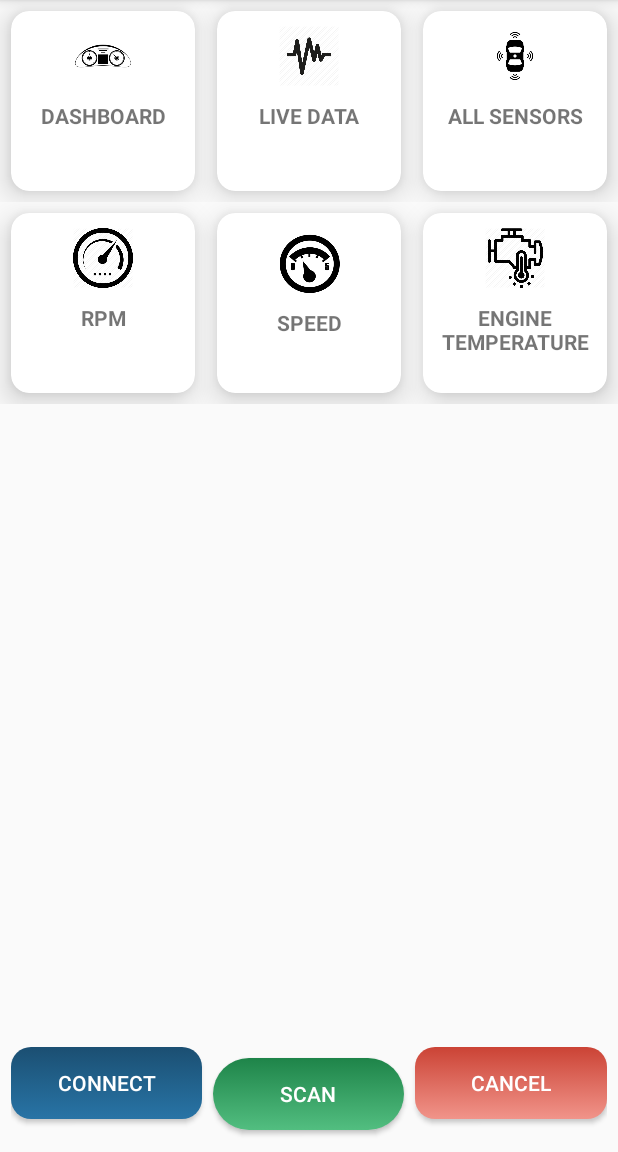
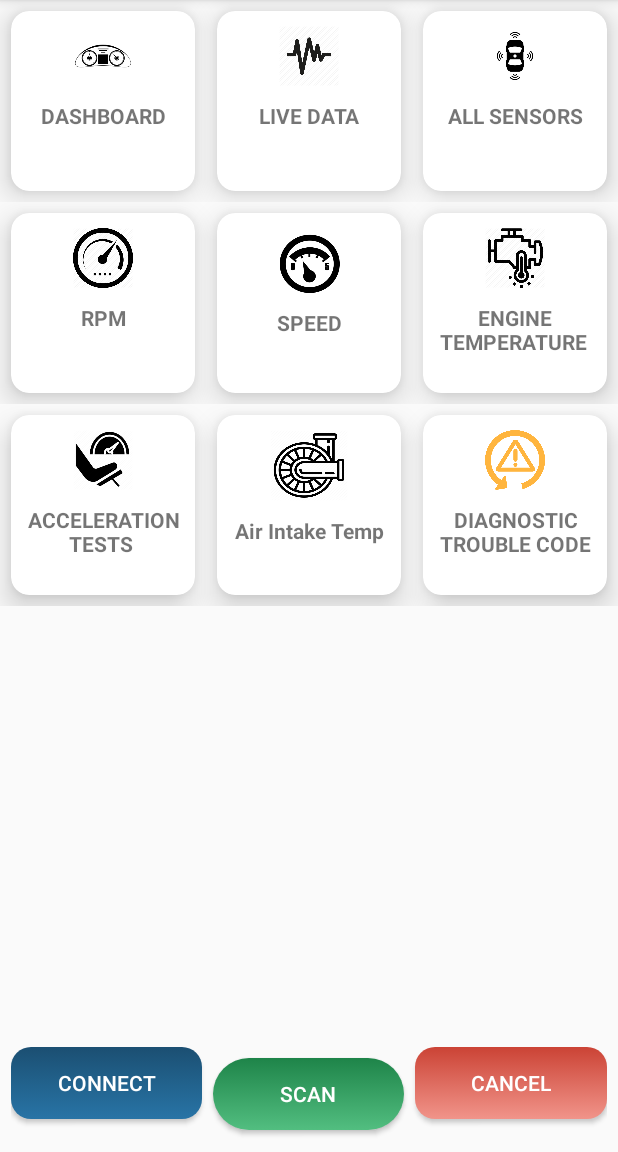
Before and after one commit to in-techouse/obd-car-diagnostic-pro, an Android app: the Dashboard screen opened directly, with no data from a screen before it, on a phone screen of 412 x 824 dp, the part 84-1236 px from its top. Run offline under Robolectric (Android 15) with nearby library versions, the phone set to English and light mode, and no system bars; libraries missing offline, so code that uses them is left out: com.github.pires.obd, com.shashank.sony.

Commit message:
icons working further

```diff
--- a/app/src/main/java/lcwu/fyp/obdcardiagnosticpro/Dashboard.java
+++ b/app/src/main/java/lcwu/fyp/obdcardiagnosticpro/Dashboard.java
@@ -34,7 +34,7 @@ public class Dashboard extends AppCompatActivity implements View.OnClickListener
     private ArrayList<String> deviceStrs = new ArrayList();
     private ArrayList<String> devices = new ArrayList();
     private String rpm,speed;
-    private CardView dashboard,livedata,allsensor,card_rpm,card_speed,enginetemprature;
+    private CardView dashboard,livedata,allsensor,card_rpm,card_speed,enginetemprature,AccelerationTests,AirIntakeTemp,DiagnosticTrouble;
 
     @Override
     protected void onCreate(Bundle savedInstanceState) {
@@ -46,6 +46,9 @@ public class Dashboard extends AppCompatActivity implements View.OnClickListener
         dashboard=findViewById(R.id.dashboard);
         livedata=findViewById(R.id.live_data);
         allsensor=findViewById(R.id.all_sensor);
+        AccelerationTests=findViewById(R.id.AccelerationTests);
+        AirIntakeTemp =findViewById(R.id.AirIntakeTemp);
+        DiagnosticTrouble =findViewById(R.id.DiagnosticTrouble);
         card_rpm=findViewById(R.id.rpm);
         card_speed= findViewById(R.id.speed);
         enginetemprature=findViewById(R.id.engine_temperature);
@@ -63,6 +66,9 @@ public class Dashboard extends AppCompatActivity implements View.OnClickListener
         card_rpm.setOnClickListener(this);
         card_speed.setOnClickListener(this);
         enginetemprature.setOnClickListener(this);
+        AccelerationTests.setOnClickListener(this);
+        AirIntakeTemp.setOnClickListener(this);
+        DiagnosticTrouble.setOnClickListener(this);
     }
 
     private void getBluetoothDevices(){
@@ -127,6 +133,15 @@ public class Dashboard extends AppCompatActivity implements View.OnClickListener
             case R.id.live_data:{
                 Intent intent=new Intent(Dashboard.this,LiveData.class);
                 startActivity(intent);
+                break;
+            }
+            case R.id.AccelerationTests:{
+                break;
+            }
+            case R.id.AirIntakeTemp:{
+                break;
+            }
+            case R.id.DiagnosticTrouble:{
                 break;
             }
 
--- a/app/src/main/res/layout/activity_dashboard.xml
+++ b/app/src/main/res/layout/activity_dashboard.xml
@@ -124,7 +124,6 @@
                 android:layout_height="wrap_content"
                 android:orientation="horizontal"
                 android:weightSum="3">
-
                 <androidx.cardview.widget.CardView
                     android:layout_width="match_parent"
                     android:layout_height="@dimen/card_height"
@@ -212,7 +211,106 @@
                             android:layout_height="wrap_content"
                             android:layout_marginTop="10dp"
                             android:textAlignment="center"
-                            android:text="ENGINE TEMPERATURE"
+                            android:text="ENGINE TEMPERATURE "
+                            android:textStyle="bold"
+                            android:paddingBottom="10dp">
+                        </TextView>
+                    </LinearLayout>
+                </androidx.cardview.widget.CardView>
+            </LinearLayout>
+            <LinearLayout
+                android:layout_width="match_parent"
+                android:layout_height="wrap_content"
+                android:orientation="horizontal"
+                android:weightSum="3">
+                <androidx.cardview.widget.CardView
+                    android:layout_width="match_parent"
+                    android:layout_height="@dimen/card_height"
+                    app:cardElevation="12dp"
+                    app:cardCornerRadius="12dp"
+                    android:layout_margin="7dp"
+                    android:layout_weight="1"
+                    android:id="@+id/AccelerationTests">
+                    <LinearLayout
+                        android:layout_width="match_parent"
+                        android:layout_height="wrap_content"
+                        android:orientation="vertical"
+                        android:paddingTop="10dp">
+                        <ImageView
+                            android:src="@drawable/acceleration"
+                            android:scaleType="fitXY"
+                            android:layout_width="@dimen/img_wh"
+                            android:layout_height="@dimen/img_wh"
+                            android:layout_gravity="center">
+                        </ImageView>
+                        <TextView
+                            android:layout_width="match_parent"
+                            android:layout_height="wrap_content"
+                            android:layout_marginTop="10dp"
+                            android:textAlignment="center"
+                            android:text="ACCELERATION TESTS "
+                            android:textStyle="bold"
+                            android:paddingBottom="10dp">
+                        </TextView>
+                    </LinearLayout>
+                </androidx.cardview.widget.CardView>
+                <androidx.cardview.widget.CardView
+                    android:layout_width="match_parent"
+                    android:layout_height="@dimen/card_height"
+                    app:cardElevation="12dp"
+                    app:cardCornerRadius="12dp"
+                    android:layout_margin="7dp"
+                    android:layout_weight="1"
+                    android:id="@+id/AirIntakeTemp">
+                    <LinearLayout
+                        android:layout_width="match_parent"
+                        android:layout_height="wrap_content"
+                        android:orientation="vertical"
+                        android:paddingTop="10dp">
+                        <ImageView
+                            android:src="@drawable/airintake"
+                            android:scaleType="fitXY"
+                            android:layout_width="52dp"
+                            android:layout_height="47dp"
+                            android:layout_gravity="center">
+                        </ImageView>
+                        <TextView
+                            android:layout_width="match_parent"
+                            android:layout_height="wrap_content"
+                            android:layout_marginTop="10dp"
+                            android:textAlignment="center"
+                            android:text="Air Intake Temp"
+                            android:textStyle="bold"
+                            android:paddingBottom="10dp">
+                        </TextView>
+                    </LinearLayout>
+                </androidx.cardview.widget.CardView>
+                <androidx.cardview.widget.CardView
+                    android:layout_width="match_parent"
+                    android:layout_height="@dimen/card_height"
+                    app:cardElevation="12dp"
+                    app:cardCornerRadius="12dp"
+                    android:layout_margin="7dp"
+                    android:layout_weight="1"
+                    android:id="@+id/DiagnosticTrouble">
+                    <LinearLayout
+                        android:layout_width="match_parent"
+                        android:layout_height="wrap_content"
+                        android:orientation="vertical"
+                        android:paddingTop="10dp">
+                        <ImageView
+                            android:src="@drawable/checks"
+                            android:scaleType="fitXY"
+                            android:layout_width="@dimen/img_wh"
+                            android:layout_height="@dimen/img_wh"
+                            android:layout_gravity="center">
+                        </ImageView>
+                        <TextView
+                            android:layout_width="match_parent"
+                            android:layout_height="wrap_content"
+                            android:layout_marginTop="10dp"
+                            android:textAlignment="center"
+                            android:text="DIAGNOSTIC TROUBLE CODE"
                             android:textStyle="bold"
                             android:paddingBottom="10dp">
                         </TextView>
```
Also changed, not shown: app/src/main/res/drawable/acceleration.png (added), app/src/main/res/drawable/airintake.png (added), app/src/main/res/drawable/checks.png (added).
